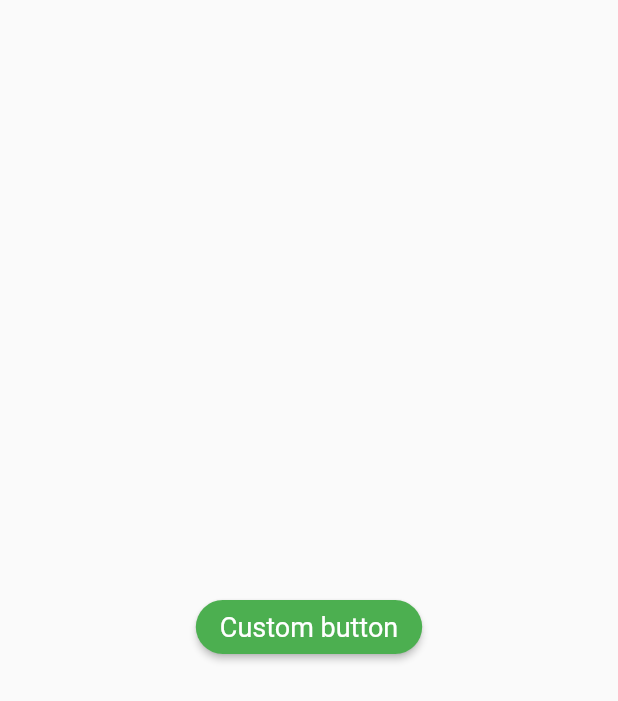
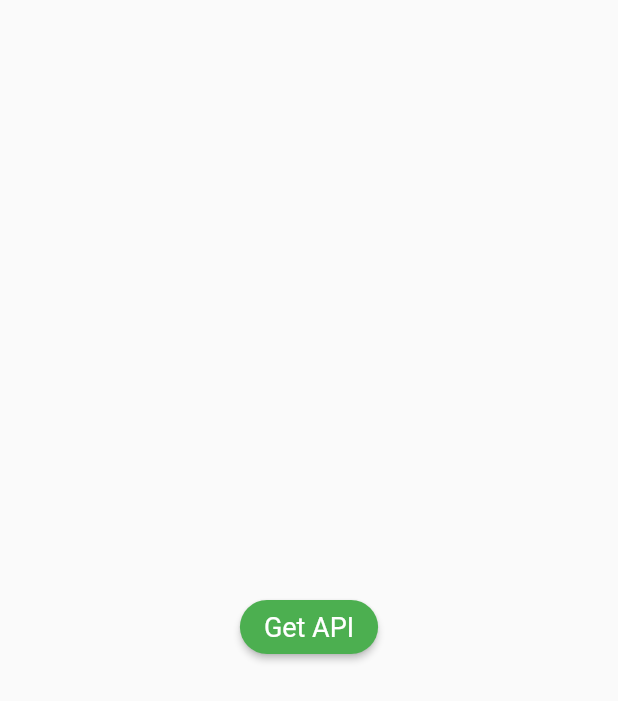
Before and after one commit to JhonataAugust0/a_sync, a Flutter app: the screen it shows after launch, on a phone screen of 412 x 824 dp. Shown: the top 701 px of the screen. Run offline on Flutter 3.47's test engine with Material 2 defaults, Android fonts, the light colour scheme and no system bars.

Commit message:
.github e asstes

```diff
--- a/lib/views/one_page.dart
+++ b/lib/views/one_page.dart
@@ -38,7 +38,7 @@ class _OnePageState extends State<OnePage> {
                 disable: false,
                 titleSize: 18,
                 onPressed: () => _controller.callAPI(),
-                title: 'Custom button'),
+                title: 'Get API'),
           ],
         ),
       )),
```
Also changed, not shown: .github/assets/Screenshot_20211123_085141.png (added), .github/assets/Screenshot_20211123_085308.png (added), .github/assets/Screenshot_20211123_085323.png (added), .github/assets/Screenshot_20211123_085335.png (added).
